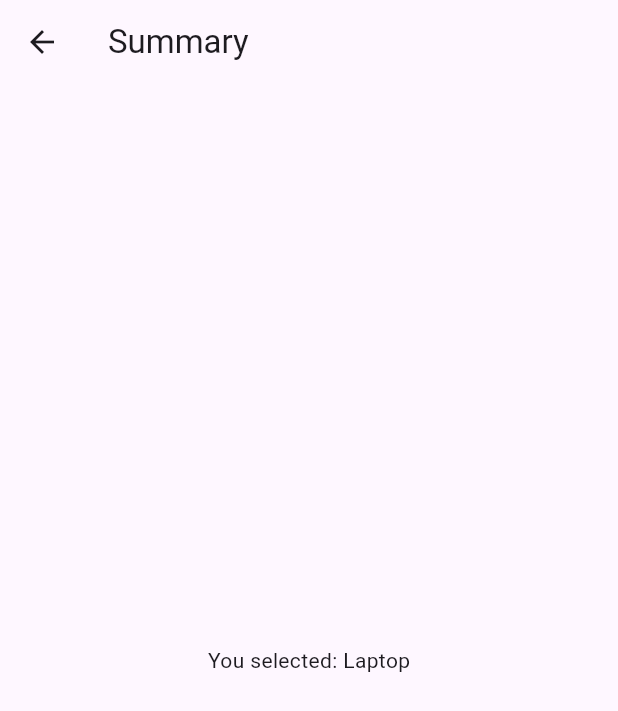
After one commit to lonaveer/lab-basic-test-mobile-flutter-02, a Flutter app: the screen it shows after launch, after a tap on "Laptop", on a phone screen of 412 x 824 dp. The commit adds this screen. Shown: the top 711 px of the screen. Run offline on Flutter 3.47's test engine with Material 3 defaults, Android fonts, the phone set to English and light mode, and no system bars.

Commit message:
lab02-question-02

```diff
--- a/lib/main.dart
+++ b/lib/main.dart
@@ -1,9 +1,11 @@
 import 'package:flutter/material.dart';
-import 'package:my_flutter_app/pages/product_page.dart';
+// import 'package:my_flutter_app/pages/product_page.dart';
+import 'package:my_flutter_app/pages/shopping_page.dart';
 
 void main() {
   // runApp(const MyApp());
-  runApp(ProductListApp());
+  // runApp(ProductListApp());
+  runApp(ShoppingApp());
 }
 
 class MyApp extends StatelessWidget {
--- /dev/null
+++ b/lib/pages/shopping_page.dart
@@ -0,0 +1,61 @@
+import 'package:flutter/material.dart';
+
+void main() {
+  runApp(ShoppingApp());
+}
+
+class ShoppingApp extends StatelessWidget {
+  @override
+  Widget build(BuildContext context) {
+    return MaterialApp(
+      home: ShopPage(),
+    );
+  }
+}
+
+class ShopPage extends StatelessWidget {
+  final List<String> products = ['Laptop', 'Smartphone'];
+
+  @override
+  Widget build(BuildContext context) {
+    return Scaffold(
+      appBar: AppBar(
+        title: Text('Select a Product'),
+      ),
+      body: ListView.builder(
+        itemCount: products.length,
+        itemBuilder: (context, index) {
+          return ListTile(
+            title: Text(products[index]),
+            onTap: () {
+              Navigator.push(
+                context,
+                MaterialPageRoute(
+                  builder: (context) => SummaryPage(selectedProduct: products[index]),
+                ),
+              );
+            },
+          );
+        },
+      ),
+    );
+  }
+}
+
+class SummaryPage extends StatelessWidget {
+  final String selectedProduct;
+
+  SummaryPage({required this.selectedProduct});
+
+  @override
+  Widget build(BuildContext context) {
+    return Scaffold(
+      appBar: AppBar(
+        title: Text('Summary'),
+      ),
+      body: Center(
+        child: Text('You selected: $selectedProduct'),
+      ),
+    );
+  }
+}
```
Also changed, not shown: 1 other file.
